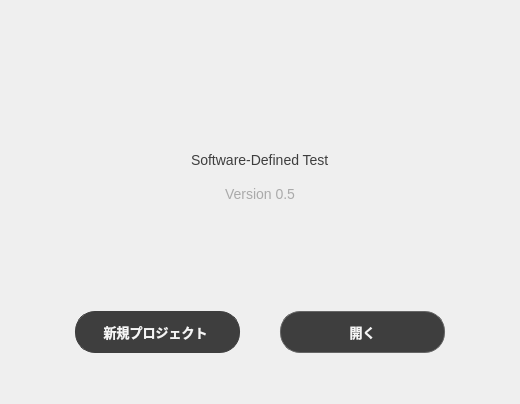
First picture: the form in src/main/python/view/ui/startup.ui, repository RUTILEA/SDTest, before the edit.
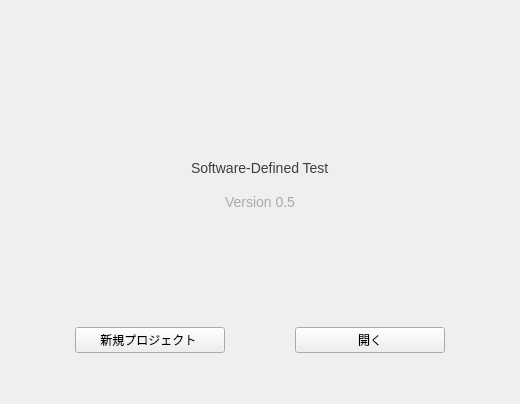
Second picture: the form after the edit. Icons and pictures are not drawn.

Commit message: change UI button native

The edit to the form file:
```diff
--- a/src/main/python/view/ui/startup.ui
+++ b/src/main/python/view/ui/startup.ui
@@ -34,41 +34,6 @@
   <property name="windowTitle">
    <string>Form</string>
   </property>
-  <property name="styleSheet">
-   <string notr="true">QPushButton#new_project_button
-{
-   margin: 0 15 0 60;
-   padding: 0 20;
-   background-color: #3e3e3e;
-   border: 1px solid #3e3e3e;
-   border-radius:20px;
-   color: #f5f5f5;
-   font-weight: bold;
-   font-size: 13px;
-   height:40px;
-}
-
-QPushButton#open_project_button
-{
-   margin: 0 60 0 15;
-   padding: 0 20;
-   background-color: #3e3e3e;
-   border: 1px solid #666666;
-   border-radius:20px;
-   color: #f5f5f5;
-   font-weight: bold;
-   font-size: 13px;
-   height:40px;
-}
-
-
-QPushButton:pressed#new_project_button,
-QPushButton:pressed#open_project_button
-{
-   background-color: #4298F9;
-   border: 1px solid #4298F9;
-}</string>
-  </property>
   <layout class="QVBoxLayout" name="verticalLayout">
    <item>
     <layout class="QVBoxLayout" name="verticalLayout_1">
@@ -264,13 +229,13 @@
          </property>
          <property name="minimumSize">
           <size>
-           <width>240</width>
+           <width>150</width>
            <height>0</height>
           </size>
          </property>
          <property name="maximumSize">
           <size>
-           <width>240</width>
+           <width>150</width>
            <height>16777215</height>
           </size>
          </property>
@@ -310,26 +275,23 @@
        <item>
         <widget class="QPushButton" name="open_project_button">
          <property name="sizePolicy">
-          <sizepolicy hsizetype="Preferred" vsizetype="Preferred">
+          <sizepolicy hsizetype="Fixed" vsizetype="Preferred">
            <horstretch>0</horstretch>
            <verstretch>0</verstretch>
           </sizepolicy>
          </property>
          <property name="minimumSize">
           <size>
-           <width>240</width>
+           <width>150</width>
            <height>0</height>
           </size>
          </property>
          <property name="maximumSize">
           <size>
-           <width>240</width>
+           <width>150</width>
            <height>16777215</height>
           </size>
          </property>
-         <property name="styleSheet">
-          <string notr="true"/>
-         </property>
          <property name="text">
           <string>開く</string>
          </property>
```
Left out of the diff: 15 changed lines with no effect on the pictures. The commit also changes 36 other files.
